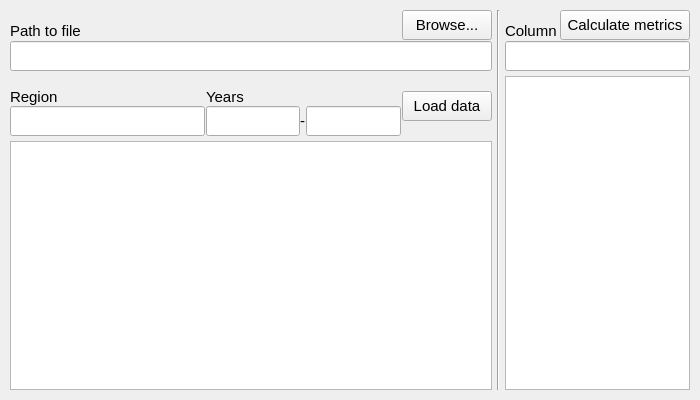
The window that mainwindow.ui (usual-one/CSVViewer) describes before a commit, drawn with Qt 5.
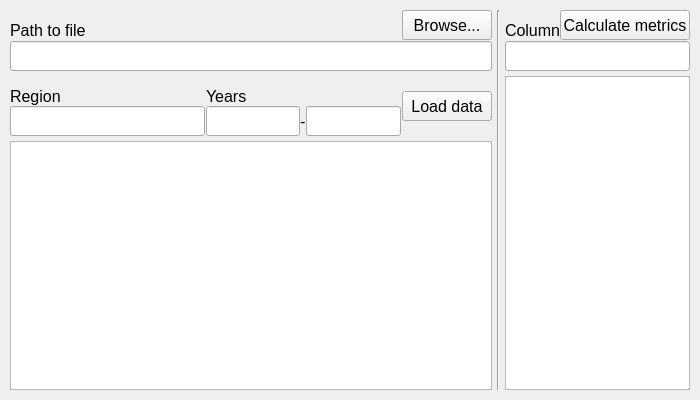
The same window after the commit.

```diff
--- a/mainwindow.ui
+++ b/mainwindow.ui
@@ -31,9 +31,18 @@
      <height>0</height>
     </size>
    </property>
+   <property name="font">
+    <font>
+     <family>Ubuntu</family>
+     <pointsize>12</pointsize>
+    </font>
+   </property>
    <property name="whatsThis">
     <string/>
    </property>
+   <property name="styleSheet">
+    <string notr="true"/>
+   </property>
    <layout class="QHBoxLayout" name="horizontalLayout_5" stretch="3,0,1">
     <property name="spacing">
      <number>5</number>
@@ -88,6 +97,7 @@
             <property name="font">
              <font>
               <family>Ubuntu</family>
+              <pointsize>12</pointsize>
              </font>
             </property>
             <property name="text">
@@ -134,6 +144,7 @@
             <property name="font">
              <font>
               <family>Ubuntu</family>
+              <pointsize>12</pointsize>
              </font>
             </property>
             <property name="text">
@@ -204,6 +215,7 @@
               <property name="font">
                <font>
                 <family>Ubuntu</family>
+                <pointsize>12</pointsize>
                </font>
               </property>
               <property name="text">
@@ -285,6 +297,7 @@
               <property name="font">
                <font>
                 <family>Ubuntu</family>
+                <pointsize>12</pointsize>
                </font>
               </property>
               <property name="text">
@@ -359,6 +372,7 @@
               <property name="font">
                <font>
                 <family>Ubuntu</family>
+                <pointsize>12</pointsize>
                </font>
               </property>
               <property name="text">
@@ -414,6 +428,7 @@
           <property name="font">
            <font>
             <family>Ubuntu</family>
+            <pointsize>12</pointsize>
            </font>
           </property>
           <property name="text">
@@ -473,6 +488,7 @@
             <property name="font">
              <font>
               <family>Ubuntu</family>
+              <pointsize>12</pointsize>
              </font>
             </property>
             <property name="text">
@@ -513,6 +529,7 @@
             <property name="font">
              <font>
               <family>Ubuntu</family>
+              <pointsize>12</pointsize>
              </font>
             </property>
             <property name="text">
```
Left out of the diff: 10 changed lines with no effect on the pictures.
